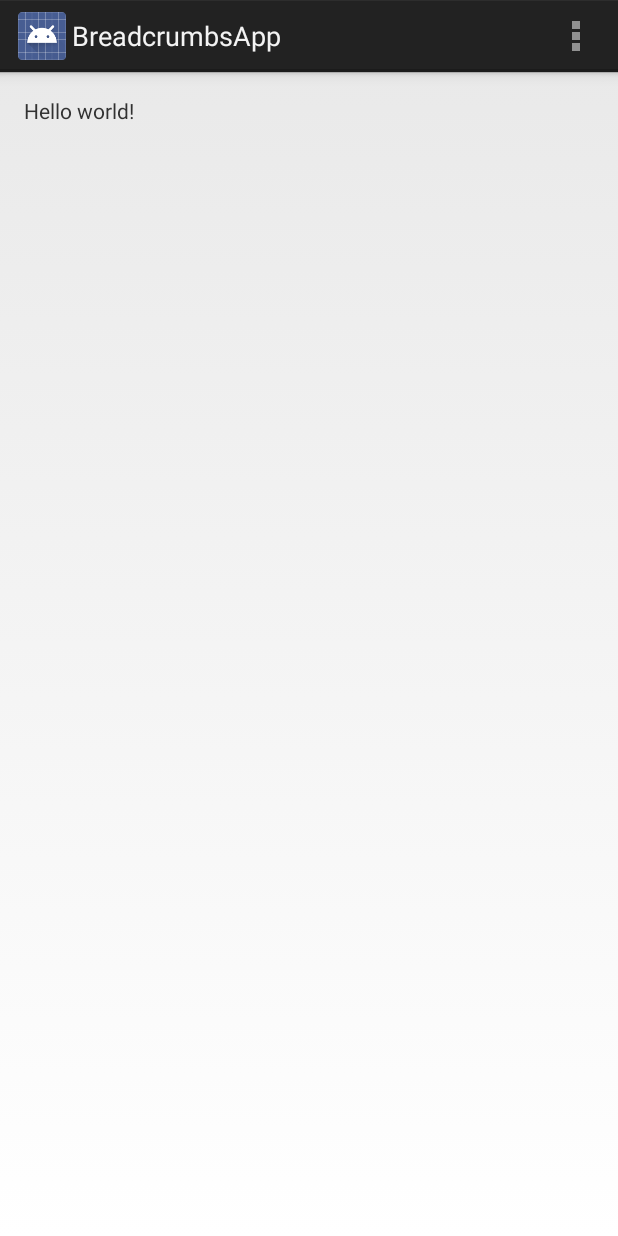
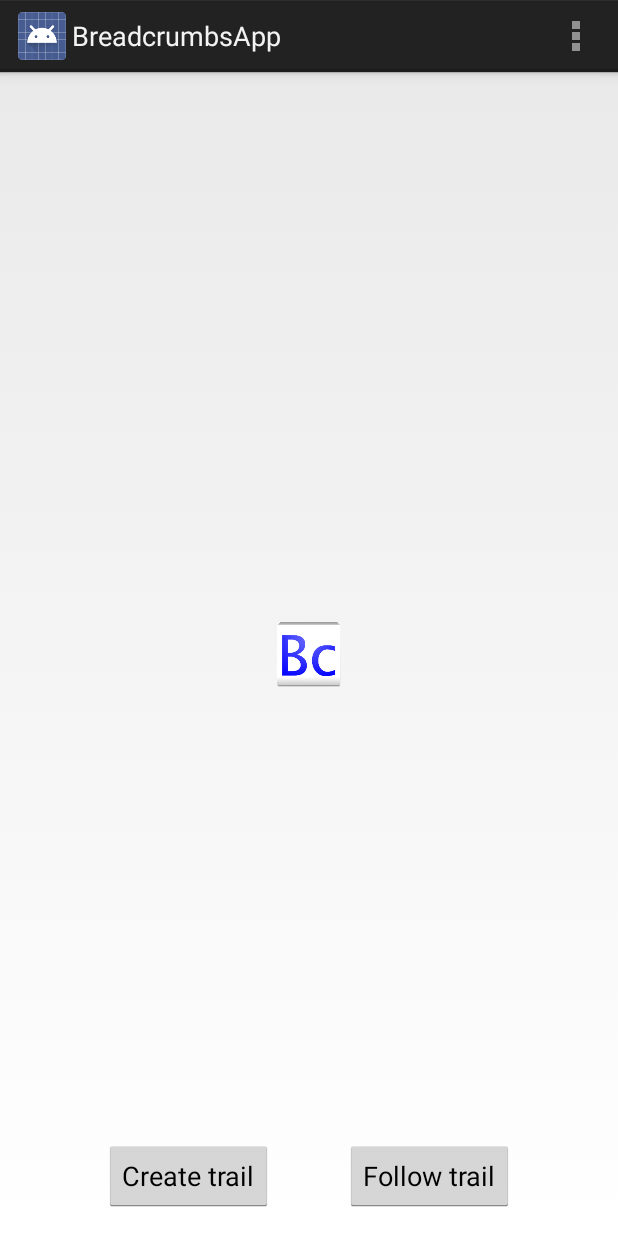
Before and after one commit to davoclavo/breadcrumbs, an Android app: the screen it shows after launch (MainActivity), on a phone screen of 412 x 824 dp. Run offline under Robolectric (Android 15) with nearby library versions, the phone set to English and light mode, and no system bars.

Commit message:
Basic activities

```diff
--- a/BreadcrumbsApp/build.gradle
+++ b/BreadcrumbsApp/build.gradle
@@ -6,10 +6,12 @@ buildscript {
         classpath 'com.android.tools.build:gradle:0.4'
     }
 }
-apply plugin: 'android'
+
+apply plugin: 'android-library'
 
 dependencies {
     compile files('libs/android-support-v4.jar')
+    compile files('libs/firebase-client-jvm-LATEST.jar')
 }
 
 android {
--- /dev/null
+++ b/BreadcrumbsApp/src/main/java/org/hackunamatata/breadcrumbsapp/BaseActivity.java
@@ -0,0 +1,16 @@
+package org.hackunamatata.breadcrumbsapp;
+
+import android.app.Activity;
+
+import com.firebase.client.Firebase;
+
+/**
+ * Created by vic on 7/6/13.
+ */
+public class BaseActivity extends Activity {
+
+    public Firebase getFirebase() {
+        return ((Application) getApplication()).getFirebase();
+    }
+
+}
--- a/BreadcrumbsApp/src/main/res/layout/activity_main.xml
+++ b/BreadcrumbsApp/src/main/res/layout/activity_main.xml
@@ -8,9 +8,32 @@
     android:paddingBottom="@dimen/activity_vertical_margin"
     tools:context=".MainActivity">
 
-    <TextView
+    <ImageView
         android:layout_width="wrap_content"
         android:layout_height="wrap_content"
-        android:text="@string/hello_world" />
+        android:id="@+id/logo_image"
+        android:src="@drawable/ic_launcher"
+
+        android:layout_gravity="center"
+        android:layout_centerVertical="true"
+        android:layout_centerHorizontal="true"/>
+
+    <Button
+            android:layout_width="wrap_content"
+            android:layout_height="wrap_content"
+            android:text="@string/create_trail"
+            android:id="@+id/followtrail_butto"
+            android:layout_alignTop="@+id/followtrail_button"
+            android:onClick="goToCreateTrail"
+            android:layout_toLeftOf="@+id/logo_image"/>
+
+    <Button
+            android:layout_width="wrap_content"
+            android:layout_height="wrap_content"
+            android:text="@string/follow_trail"
+            android:id="@+id/followtrail_button"
+            android:layout_alignParentBottom="true"
+            android:onClick="goToFollowTrail"
+            android:layout_toRightOf="@+id/logo_image"/>
 
 </RelativeLayout>
--- a/BreadcrumbsApp/src/main/res/values/strings.xml
+++ b/BreadcrumbsApp/src/main/res/values/strings.xml
@@ -4,5 +4,9 @@
     <string name="app_name">BreadcrumbsApp</string>
     <string name="action_settings">Settings</string>
     <string name="hello_world">Hello world!</string>
+    <string name="create_trail">Create trail</string>
+    <string name="follow_trail">Follow trail</string>
+
+
 
 </resources>
```
Also changed, not shown: BreadcrumbsApp/src/main/AndroidManifest.xml (+22 -0 lines), BreadcrumbsApp/src/main/java/org/hackunamatata/breadcrumbsapp/Application.java (added, +23 -0 lines), BreadcrumbsApp/src/main/java/org/hackunamatata/breadcrumbsapp/MainActivity.java (+17 -2 lines), BreadcrumbsApp/src/main/java/org/hackunamatata/breadcrumbsapp/TrailActivity.java (added, +25 -0 lines), BreadcrumbsApp/src/main/res/layout/trail_activity.xml (added, +24 -0 lines), BreadcrumbsApp/libs/firebase-client-jvm-LATEST.jar (added), 12 other files.
